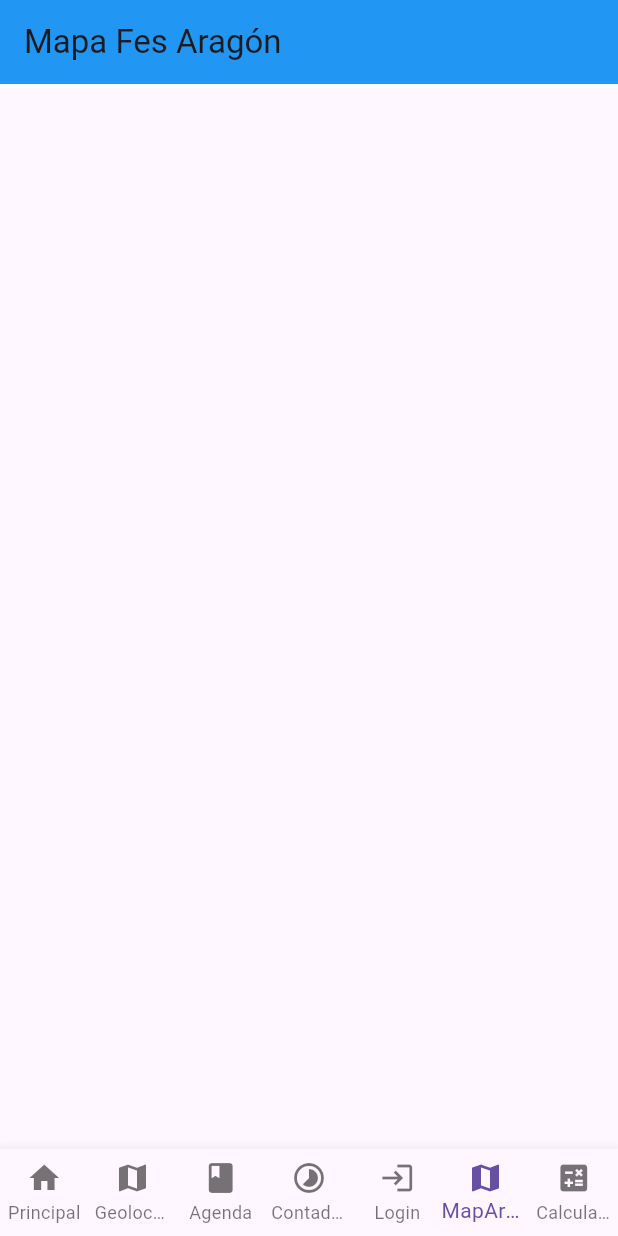
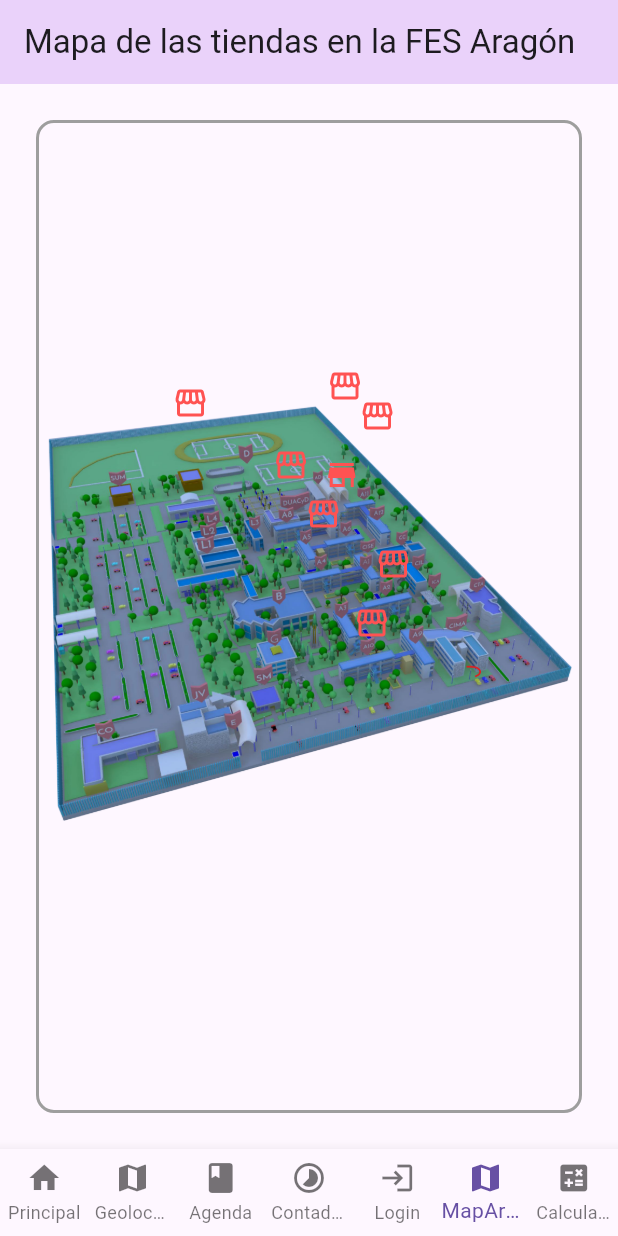
Before and after one commit to AlanCruz82/App_Frankie, a Flutter app: the screen it shows after launch, item 6 of the bottom bar chosen, on a phone screen of 412 x 824 dp. Run offline on Flutter 3.47's test engine with Material 3 defaults, Android fonts, the phone set to English and light mode, and no system bars; our stand-ins replace cloud_firestore, firebase_core, geolocator, shared_preferences, syncfusion_flutter_calendar; missing offline and left inert: cupertino_calendar_picker, flex_color_picker; accounts and stored records are empty.

Commit message:
agregar el widget personalizado mapa aragon

```diff
--- a/lib/pantallas/wipersonal.dart
+++ b/lib/pantallas/wipersonal.dart
@@ -1,13 +1,17 @@
 import 'package:flutter/material.dart';
+import 'package:frankie/widget/imagenInteractiva.dart';
 
 class Wipersonal extends StatelessWidget {
 
   @override
   Widget build(BuildContext context) {
     return Scaffold(
-      appBar: AppBar(
-        title: Text("Mapa Fes Aragón"),
-        backgroundColor: Colors.blue,
+      appBar: AppBar(title: const Text("Mapa de las tiendas en la FES Aragón"),
+        backgroundColor: Color.fromARGB(255, 234, 210, 250),
+      ),
+      body: Padding(
+        padding: EdgeInsets.all(8.0),
+        child: ImagenInteractiva(), // widget personalizado del mapa
       ),
     );
   }
--- /dev/null
+++ b/lib/widget/imagenInteractiva.dart
@@ -0,0 +1,102 @@
+import 'package:flutter/material.dart';
+
+class ImagenInteractiva extends StatelessWidget {
+  const ImagenInteractiva({super.key});
+
+  // todas las tiendas
+  // ya no se usa firebase como lo haciamos en el proyecto
+  final Map<String, Offset> _posiciones = const { // donde se va a dibujar cada iconbutton
+    'tienda_01': Offset(0.55, 0.47),
+    'tienda_02': Offset(0.55, 0.47), // frente al a3
+    'tienda_03': Offset(0.59, 0.41),
+    'tienda_04': Offset(0.59, 0.41),
+    'tienda_05': Offset(0.59, 0.41),
+    'tienda_06': Offset(0.59, 0.41), // atras del a2
+    'tienda_07': Offset(0.46, 0.36),
+    'tienda_08': Offset(0.46, 0.36), // entre el a4 y a5
+    'tienda_09': Offset(0.4, 0.31),
+    'tienda_10': Offset(0.4, 0.31), // al costado del l3
+    'tienda_11': Offset(0.5, 0.23),
+    'tienda_12': Offset(0.5, 0.23),
+    'tienda_13': Offset(0.5, 0.23),
+    'tienda_14': Offset(0.5, 0.23), // al frente del a5
+    'tienda_15': Offset(0.56, 0.26),
+    'tienda_16': Offset(0.56, 0.26), // enfrente del a12 y a6
+    'tienda_17': Offset(0.214, 0.247),
+    'tienda_18': Offset(0.214, 0.247), // al frente del gimnasio
+    'tienda_19': Offset(0.494, 0.32), // colectivo en el a6
+  };
+
+  @override
+  Widget build(BuildContext context) {
+    return Padding(
+      padding: const EdgeInsets.all(16.0),
+      child: Center(
+        child: Container( // contenedor para hacer un borde alrededor del interactive viewer
+          decoration: BoxDecoration( // porque la imagen es una png y no se veia bien
+            border: Border.all(color: Colors.grey, width: 2.0),
+            borderRadius: BorderRadius.circular(12),
+          ),
+          child: InteractiveViewer(
+            boundaryMargin: const EdgeInsets.all(50), // deslizamiento fuera de la imagen en pixeles
+            minScale: 0.85, // minimos y maximos del zoom a la img
+            maxScale: 4.0,
+            child: LayoutBuilder(
+              builder: (context, constraints) {
+                // AGRUPAR TIENDAS
+                // muchas tiendas están muy juntas y se veía muy mal el mapa con tantos iconos
+                // entonces decidí agrupar las que tengan las mismas coordenadas
+                // y mostrar un menú para seleccionar la que quisieras
+                final Map<Offset, List<String>> agrupadas = {};
+                _posiciones.forEach((id, offset) {
+                  agrupadas.putIfAbsent(offset, () => []).add(id);
+                });
+
+                // widget para poder poner los iconbuttons encima de la imagen
+                // https://www.dhiwise.com/post/flutter-stack-your-ultimate-guide-to-overlapping-widgets
+                return Stack(
+                  children: [
+                    Image.asset( // traer la imagen
+                      'lib/recursos/mapaAragon.png',
+                      fit: BoxFit.contain,
+                      width: constraints.maxWidth,
+                      height: constraints.maxHeight,
+                    ),
+                    ...agrupadas.entries.map((entry) {
+                      final left = entry.key.dx * constraints.maxWidth;
+                      final top = entry.key.dy * constraints.maxHeight;
+                      return Positioned(
+                        left: left,
+                        top: top,
+                        child: IconButton(
+                          icon: Icon(
+                            // si hay más de 1 icono en una posición se usa el icono 1 y si solo hay 1 se usa el icono 2
+                            // esto solo sirve en el caso del colectivo :3
+                            entry.value.length > 1 ? Icons.storefront : Icons.store,
+                            color: Colors.redAccent,
+                            size: 24,
+                          ),
+                          onPressed: () { // trabajamos con las coordenadas agrupadas
+                            for (var id in entry.value) { // recorrer las tiendas que estan agrupadas
+                              ScaffoldMessenger.of(context).showSnackBar(
+                                SnackBar(// widget para el mensaje que se muestra
+                                  content: Text('Icono $id tocado'),
+                                  duration: const Duration(seconds: 1), // duracion
+                                ),
+                              );
+                            }
+
+                          },
+                        ),
+                      );
+                    }),
+                  ],
+                );
+              },
+            ),
+          ),
+        ),
+      ),
+    );
+  }
+}
--- a/pubspec.yaml
+++ b/pubspec.yaml
@@ -42,6 +42,7 @@ dependencies:
   cloud_firestore: ^5.6.7
   shared_preferences: ^2.5.3
 
+
 dev_dependencies:
   flutter_test:
     sdk: flutter
@@ -58,6 +59,8 @@ dev_dependencies:
 
 # The following section is specific to Flutter packages.
 flutter:
+  assets:
+    - lib/recursos/mapaAragon.png
 
   # The following line ensures that the Material Icons font is
   # included with your application, so that you can use the icons in
```
Also changed, not shown: lib/recursos/mapaAragon.png (added), 1 other file.
